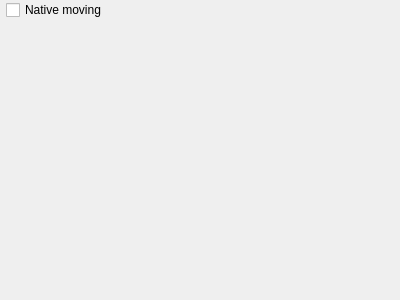
KDE/kruler, file cfg_advanced.ui: the form before one commit.
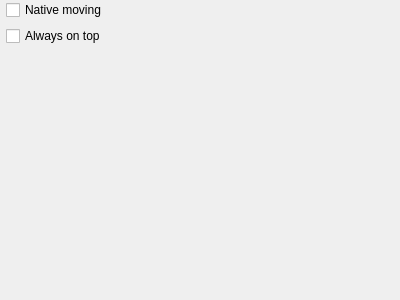
The form after the commit.

Commit message:
-add option to stay "always on top" #317463
There is now a new option "Always on top" for kruler, which defaults
to true, so by default it is now always on top.
The patch is based on the patch by Manuel Galiu (attached to the bug report).

Alex

What changed in the file:
```diff
--- a/cfg_advanced.ui
+++ b/cfg_advanced.ui
@@ -27,6 +27,16 @@
      </property>
     </widget>
    </item>
+   <item row="2" column="1" >
+    <widget class="QCheckBox" name="kcfg_AlwaysOnTop" >
+     <property name="toolTip" >
+      <string>If this option is enabled, the window is being kept above other windows.</string>
+     </property>
+     <property name="text" >
+      <string>Always on top</string>
+     </property>
+    </widget>
+   </item>
   </layout>
  </widget>
  <resources/>
```
The commit also changes 3 other files.
